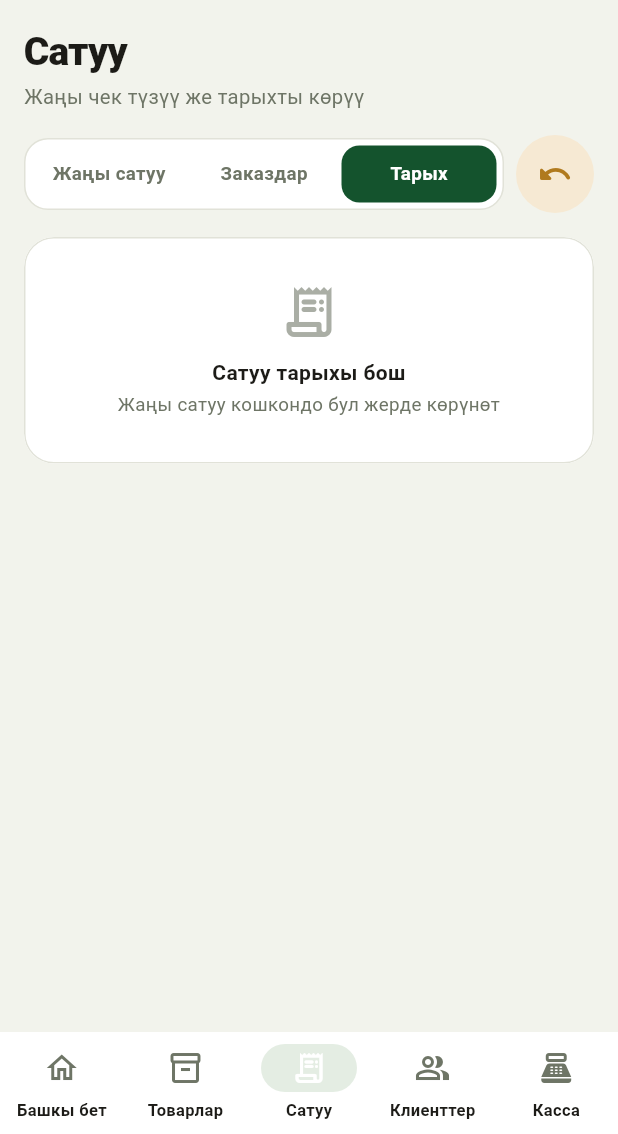
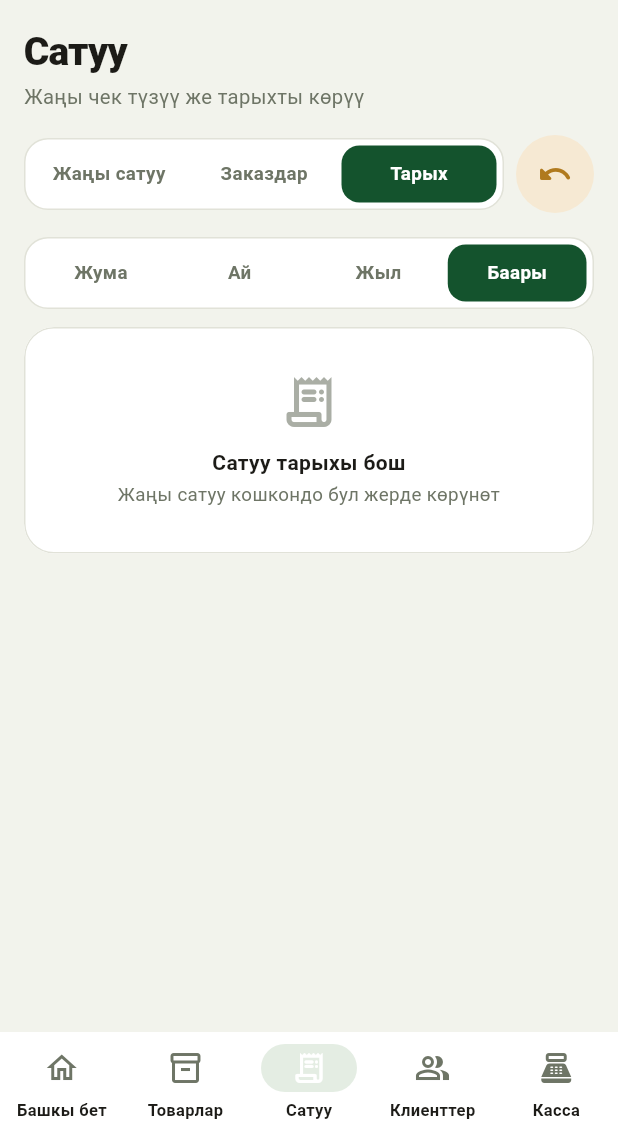
Before and after one commit to ysmaiilov/esep_pro, a Flutter app: the screen it shows after launch, after a tap on "Жаңы сатуу", after a tap on "Заказдар", after a tap on "Тарых", on a phone screen of 412 x 824 dp, the part 102-1236 px from its top. Run offline on Flutter 3.47's test engine with Material 3 defaults, Android fonts, the phone set to English and light mode, and no system bars; our stand-ins replace file_picker, pdf, printing, share_plus, shared_preferences.

Commit message:
Add period filter (week/month/year/all) to sales history and kassa report
Co-Authored-By: Claude Haiku 5.5 <noreply@anthropic.com>
Claude-Session: https://claude.ai/code/session_018jCY9wrVk54qBTLQj6rcst

```diff
--- a/lib/lang.dart
+++ b/lib/lang.dart
@@ -129,6 +129,10 @@ const Map<String, Map<String, String>> kStrings = {
     'low_stock_toast': 'Калдык жетишсиз',
     'no_history': 'Сатуу тарыхы бош',
     'no_history_desc': 'Жаңы сатуу кошкондо бул жерде көрүнөт',
+    'period_week': 'Жума',
+    'period_month': 'Ай',
+    'period_year': 'Жыл',
+    'period_all': 'Баары',
     'default_customer': 'Кардар',
     'no_name': 'Аты жазылган эмес',
     // sale edit / receipt
--- a/lib/screens.dart
+++ b/lib/screens.dart
@@ -295,16 +295,29 @@ class SalesScreen extends StatelessWidget {
   }
 }
 
-class _HistoryView extends StatelessWidget {
+class _HistoryView extends StatefulWidget {
+  const _HistoryView();
+  @override
+  State<_HistoryView> createState() => _HistoryViewState();
+}
+
+class _HistoryViewState extends State<_HistoryView> {
+  int period = 3; // баары
+
   @override
   Widget build(BuildContext c) {
-    final list = [...store.sales]..sort((a, b) => s_(b['date']).compareTo(s_(a['date'])));
-    return AppCard(
-      padding: const EdgeInsets.symmetric(horizontal: 16),
-      child: list.isEmpty
-          ? EmptyBlock(tr('no_history'), tr('no_history_desc'), icon: Icons.receipt_long_rounded)
-          : Column(children: divided(c, list.map((s) => SaleRow(s)))),
-    );
+    final list = store.sales.where((s) => inPeriod(s_(s['date']), period)).toList()
+      ..sort((a, b) => s_(b['date']).compareTo(s_(a['date'])));
+    return Column(crossAxisAlignment: CrossAxisAlignment.stretch, children: [
+      PillTabs(labels: [for (final k in kPeriodKeys) tr(k)], index: period, onChanged: (i) => setState(() => period = i)),
+      const SizedBox(height: 12),
+      AppCard(
+        padding: const EdgeInsets.symmetric(horizontal: 16),
+        child: list.isEmpty
+            ? EmptyBlock(tr('no_history'), tr('no_history_desc'), icon: Icons.receipt_long_rounded)
+            : Column(children: divided(c, list.map((s) => SaleRow(s)))),
+      ),
+    ]);
   }
 }
 
@@ -750,7 +763,7 @@ class KassaScreen extends StatefulWidget {
 }
 
 class _KassaScreenState extends State<KassaScreen> {
-  int sub = 0, rep = 0;
+  int sub = 0, rep = 0, per = 3;
   final expanded = <String>{};
 
   @override
@@ -889,7 +902,7 @@ class _KassaScreenState extends State<KassaScreen> {
   }
 
   Widget _report(BuildContext c) {
-    final valid = store.sales.where((s) => s['status'] != 'returned').toList();
+    final valid = store.sales.where((s) => s['status'] != 'returned' && inPeriod(s_(s['date']), per)).toList();
     final sold = <String, int>{};
     for (final s in valid) {
       for (final i in its(s)) {
@@ -897,7 +910,7 @@ class _KassaScreenState extends State<KassaScreen> {
       }
     }
     final invalid = <String, int>{};
-    for (final r in store.returns.where((r) => r['condition'] == 'invalid')) {
+    for (final r in store.returns.where((r) => r['condition'] == 'invalid' && inPeriod(s_(r['date']), per))) {
       for (final i in its(r)) {
         invalid[s_(i['productId'])] = (invalid[s_(i['productId'])] ?? 0) + ni(i['qty']);
       }
@@ -926,6 +939,8 @@ class _KassaScreenState extends State<KassaScreen> {
     final names = byClient.keys.toList()..sort((a, b) => tot(byClient[b]!).compareTo(tot(byClient[a]!)));
 
     return Column(crossAxisAlignment: CrossAxisAlignment.stretch, children: [
+      PillTabs(labels: [for (final k in kPeriodKeys) tr(k)], index: per, onChanged: (i) => setState(() => per = i)),
+      const SizedBox(height: 12),
       Row(children: [
         Expanded(child: StatTile(label: tr('units_sold'), value: '$units ${tr('pcs')}')),
         const SizedBox(width: 12),
```
Also changed, not shown: lib/store.dart (+11 -0 lines).
